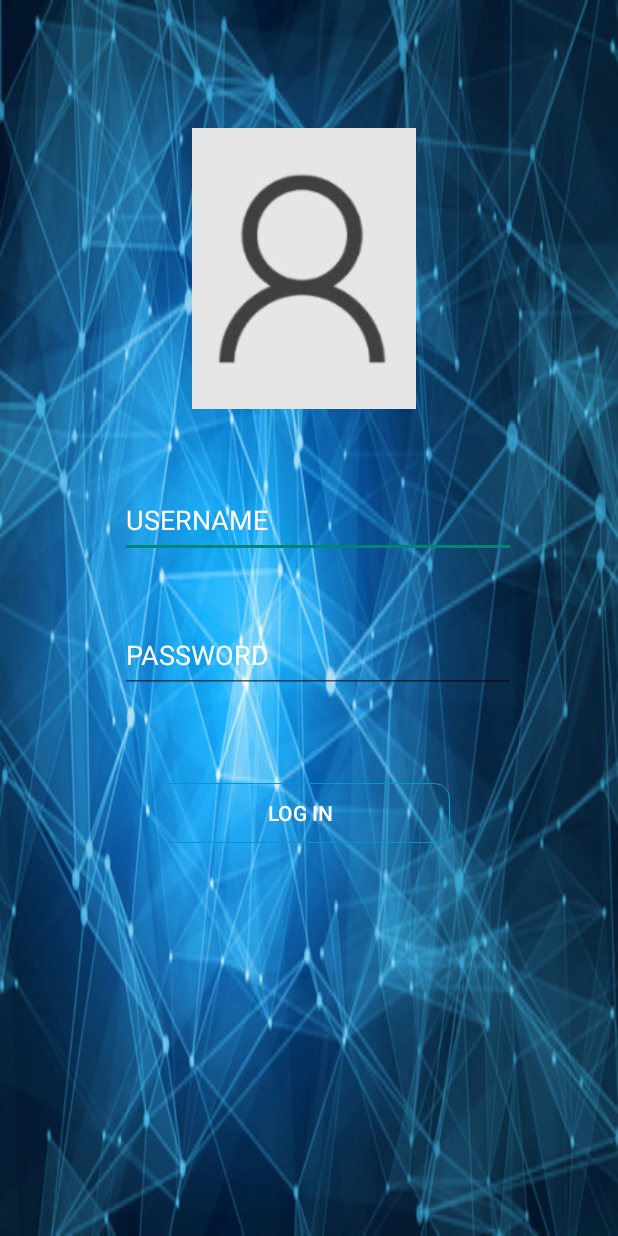
After one commit to junjielyu13/FOODTIP, an Android app: the layout activity_login.xml on its own in the app's theme, with its tools: preview values and no code run, on a phone screen of 412 x 824 dp. The commit adds this screen. Run offline under Robolectric (Android 15) with nearby library versions, the phone set to English and light mode, and no system bars.

Commit message:
log in interface

```diff
--- /dev/null
+++ b/FOODTIPAPP/app/src/main/res/drawable/button_login_style.xml
@@ -0,0 +1,13 @@
+<?xml version="1.0" encoding="utf-8"?>
+<shape android:shape="rectangle"
+    xmlns:android="http://schemas.android.com/apk/res/android">
+
+    <!--background Color-->
+    <solid android:color="@android:color/transparent"/>
+
+    <!--Border width and color-->
+    <stroke android:width="0.5px" android:color="@android:color/holo_blue_dark" />
+
+    <!--change angle to arc angle-->
+    <corners android:radius="10dp"/>
+</shape>
--- /dev/null
+++ b/FOODTIPAPP/app/src/main/res/layout/activity_login.xml
@@ -0,0 +1,75 @@
+<?xml version="1.0" encoding="utf-8"?>
+<androidx.constraintlayout.widget.ConstraintLayout xmlns:android="http://schemas.android.com/apk/res/android"
+    xmlns:app="http://schemas.android.com/apk/res-auto"
+    xmlns:tools="http://schemas.android.com/tools"
+    android:layout_width="match_parent"
+    android:layout_height="match_parent"
+    android:background="@drawable/login_background">
+
+    <LinearLayout
+        android:id="@+id/LinearLayout"
+        android:layout_width="match_parent"
+        android:layout_height="wrap_content"
+        android:orientation="vertical"
+        android:visibility="visible"
+        app:layout_constraintBottom_toBottomOf="parent"
+        app:layout_constraintTop_toTopOf="parent"
+        app:layout_constraintVertical_bias="0.245"
+        tools:layout_editor_absoluteX="0dp">
+
+        <ImageView
+            android:id="@+id/imageView"
+            android:layout_width="149dp"
+            android:layout_height="187dp"
+            android:layout_marginHorizontal="100dp"
+            android:layout_marginStart="128dp"
+            android:layout_marginTop="0dp"
+            android:contentDescription="@string/user_login_DescriptionContent"
+            android:scaleType="center"
+            android:visibility="visible"
+            app:layout_constraintStart_toStartOf="parent"
+            app:layout_constraintTop_toTopOf="parent"
+            app:srcCompat="@drawable/user_login" />
+
+        <EditText
+            android:id="@+id/UserName"
+            android:layout_width="264dp"
+            android:layout_height="50dp"
+            android:layout_marginLeft="80dp"
+            android:layout_marginTop="49dp"
+            android:ems="12"
+            android:hint="USERNAME"
+            android:inputType="text"
+            android:textColor="@android:color/white"
+            android:textColorHint="@android:color/white"
+            tools:ignore="MissingConstraints" />
+
+        <EditText
+            android:id="@+id/Password"
+            android:layout_width="264dp"
+            android:layout_height="50dp"
+            android:layout_marginLeft="80dp"
+            android:layout_marginTop="40dp"
+            android:ems="16"
+            android:hint="PASSWORD"
+            android:inputType="textPassword"
+            android:textColor="@android:color/white"
+            android:textColorHint="@android:color/white" />
+
+        <Button
+            android:id="@+id/loginButton"
+            android:layout_width="200dp"
+            android:layout_height="40dp"
+            android:layout_marginLeft="100dp"
+            android:layout_marginTop="60dp"
+            android:background="@drawable/button_login_style"
+            android:onClick="Login"
+            android:text="LOG IN"
+            android:textColor="@android:color/white" />
+
+    </LinearLayout>
+
+
+
+
+</androidx.constraintlayout.widget.ConstraintLayout>
--- a/FOODTIPAPP/app/src/main/res/values/strings.xml
+++ b/FOODTIPAPP/app/src/main/res/values/strings.xml
@@ -1,3 +1,4 @@
 <resources>
     <string name="app_name">FOODTIP</string>
+    <string name="user_login_DescriptionContent">User Log in</string>
 </resources>
--- a/FOODTIPAPP/app/src/main/res/values/themes.xml
+++ b/FOODTIPAPP/app/src/main/res/values/themes.xml
@@ -1,6 +1,6 @@
 <resources xmlns:tools="http://schemas.android.com/tools">
     <!-- Base application theme. -->
-    <style name="Theme.FOODTIP" parent="Theme.MaterialComponents.DayNight.DarkActionBar">
+    <style name="Theme.FOODTIP" parent="Theme.MaterialComponents.DayNight.DarkActionBar.Bridge">
         <!-- Primary brand color. -->
         <item name="colorPrimary">@color/purple_500</item>
         <item name="colorPrimaryVariant">@color/purple_700</item>
```
Also changed, not shown: FOODTIPAPP/app/src/main/res/drawable/login_background.jpg (added), FOODTIPAPP/app/src/main/res/drawable/user_login.png (added).
